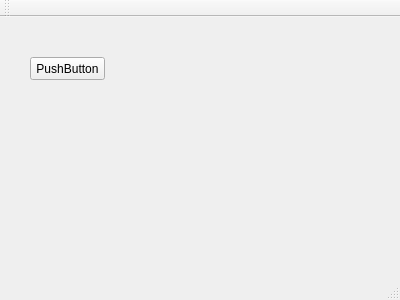
The window that mainwindow.ui (trpaczkowski/OOF-saddleback-cs1c) describes before a commit, drawn with Qt 5.
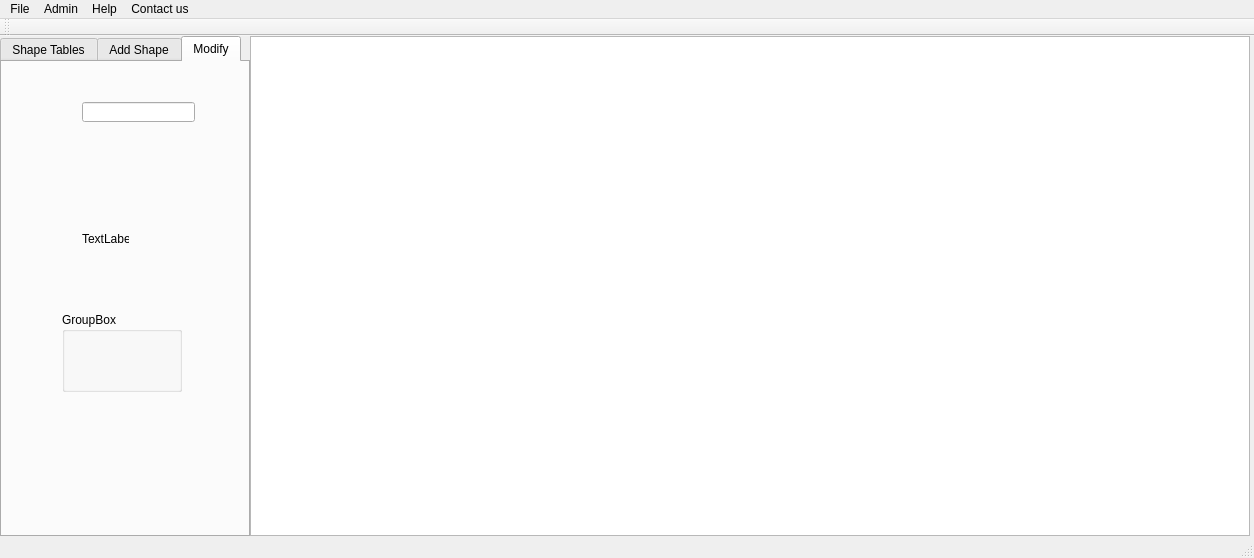
The same window after the commit. The open tabs and pages were chosen to show the change.

What changed in the file:
```diff
--- a/mainwindow.ui
+++ b/mainwindow.ui
@@ -6,37 +6,199 @@
    <rect>
     <x>0</x>
     <y>0</y>
-    <width>400</width>
-    <height>300</height>
+    <width>1254</width>
+    <height>558</height>
    </rect>
   </property>
   <property name="windowTitle">
    <string>MainWindow</string>
   </property>
   <widget class="QWidget" name="centralWidget">
-   <widget class="QPushButton" name="pushButton">
+   <widget class="QTabWidget" name="tabWidget">
     <property name="geometry">
      <rect>
-      <x>30</x>
-      <y>40</y>
-      <width>75</width>
-      <height>23</height>
+      <x>0</x>
+      <y>0</y>
+      <width>250</width>
+      <height>501</height>
      </rect>
     </property>
-    <property name="text">
-     <string>PushButton</string>
+    <property name="minimumSize">
+     <size>
+      <width>250</width>
+      <height>0</height>
+     </size>
     </property>
+    <property name="maximumSize">
+     <size>
+      <width>250</width>
+      <height>16777215</height>
+     </size>
+    </property>
+    <property name="styleSheet">
+     <string notr="true"/>
+    </property>
+    <property name="currentIndex">
+     <number>0</number>
+    </property>
+    <property name="tabBarAutoHide">
+     <bool>false</bool>
+    </property>
+    <widget class="QWidget" name="Tab_Tables">
+     <attribute name="title">
+      <string>Shape Tables</string>
+     </attribute>
+     <widget class="QLabel" name="label_3">
+      <property name="geometry">
+       <rect>
+        <x>110</x>
+        <y>210</y>
+        <width>47</width>
+        <height>13</height>
+       </rect>
+      </property>
+      <property name="text">
+       <string>hakwe</string>
+      </property>
+     </widget>
+     <widget class="QLabel" name="label_userType">
+      <property name="geometry">
+       <rect>
+        <x>10</x>
+        <y>10</y>
+        <width>91</width>
+        <height>16</height>
+       </rect>
+      </property>
+      <property name="text">
+       <string>General User</string>
+      </property>
+     </widget>
+    </widget>
+    <widget class="QWidget" name="Tab_Shape">
+     <attribute name="title">
+      <string>Add Shape</string>
+     </attribute>
+     <widget class="QLabel" name="label_2">
+      <property name="geometry">
+       <rect>
+        <x>90</x>
+        <y>260</y>
+        <width>47</width>
+        <height>13</height>
+       </rect>
+      </property>
+      <property name="text">
+       <string>hi</string>
+      </property>
+     </widget>
+    </widget>
+    <widget class="QWidget" name="Tab_Modify">
+     <attribute name="title">
+      <string>Modify</string>
+     </attribute>
+     <widget class="QLabel" name="label">
+      <property name="geometry">
+       <rect>
+        <x>80</x>
+        <y>170</y>
+        <width>47</width>
+        <height>13</height>
+       </rect>
+      </property>
+      <property name="text">
+       <string>TextLabel</string>
+      </property>
+     </widget>
+     <widget class="QGroupBox" name="groupBox">
+      <property name="geometry">
+       <rect>
+        <x>60</x>
+        <y>250</y>
+        <width>120</width>
+        <height>80</height>
+       </rect>
+      </property>
+      <property name="title">
+       <string>GroupBox</string>
+      </property>
+     </widget>
+     <widget class="QLineEdit" name="lineEdit">
+      <property name="geometry">
+       <rect>
+        <x>80</x>
+        <y>40</y>
+        <width>113</width>
+        <height>20</height>
+       </rect>
+      </property>
+     </widget>
+    </widget>
    </widget>
+   <widget class="QGraphicsView" name="graphicsView">
+    <property name="enabled">
+     <bool>true</bool>
+    </property>
+    <property name="geometry">
+     <rect>
+      <x>250</x>
+      <y>0</y>
+      <width>1000</width>
+      <height>500</height>
+     </rect>
+    </property>
+    <property name="minimumSize">
+     <size>
+      <width>1000</width>
+      <height>500</height>
+     </size>
+    </property>
+    <property name="maximumSize">
+     <size>
+      <width>1000</width>
+      <height>500</height>
+     </size>
+    </property>
+   </widget>
+   <zorder>graphicsView</zorder>
+   <zorder>tabWidget</zorder>
   </widget>
   <widget class="QMenuBar" name="menuBar">
    <property name="geometry">
     <rect>
      <x>0</x>
      <y>0</y>
-     <width>400</width>
+     <width>1254</width>
      <height>21</height>
     </rect>
    </property>
+   <widget class="QMenu" name="menuFile">
+    <property name="title">
+     <string>File</string>
+    </property>
+    <addaction name="actionQuit"/>
+   </widget>
+   <widget class="QMenu" name="menuAdmin">
+    <property name="title">
+     <string>Admin</string>
+    </property>
+    <addaction name="actionLogin"/>
+    <addaction name="actionEnable_Disable_Privledges"/>
+   </widget>
+   <widget class="QMenu" name="menuHelp">
+    <property name="title">
+     <string>Help</string>
+    </property>
+   </widget>
+   <widget class="QMenu" name="menuContact">
+    <property name="title">
+     <string>Contact us</string>
+    </property>
+   </widget>
+   <addaction name="menuFile"/>
+   <addaction name="menuAdmin"/>
+   <addaction name="menuHelp"/>
+   <addaction name="menuContact"/>
   </widget>
   <widget class="QToolBar" name="mainToolBar">
    <attribute name="toolBarArea">
```
Left out of the diff: 15 changed lines with no effect on the pictures.
